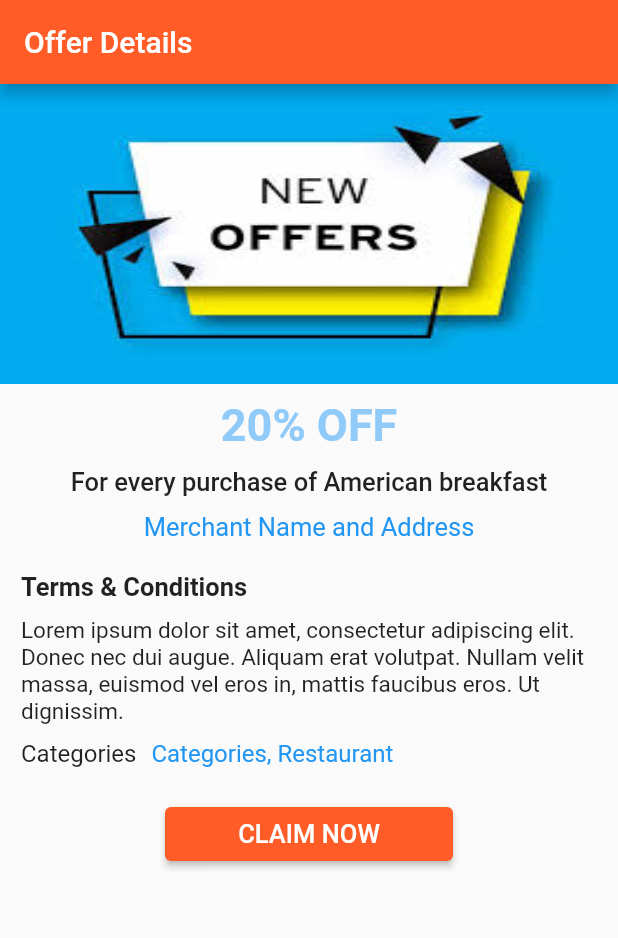
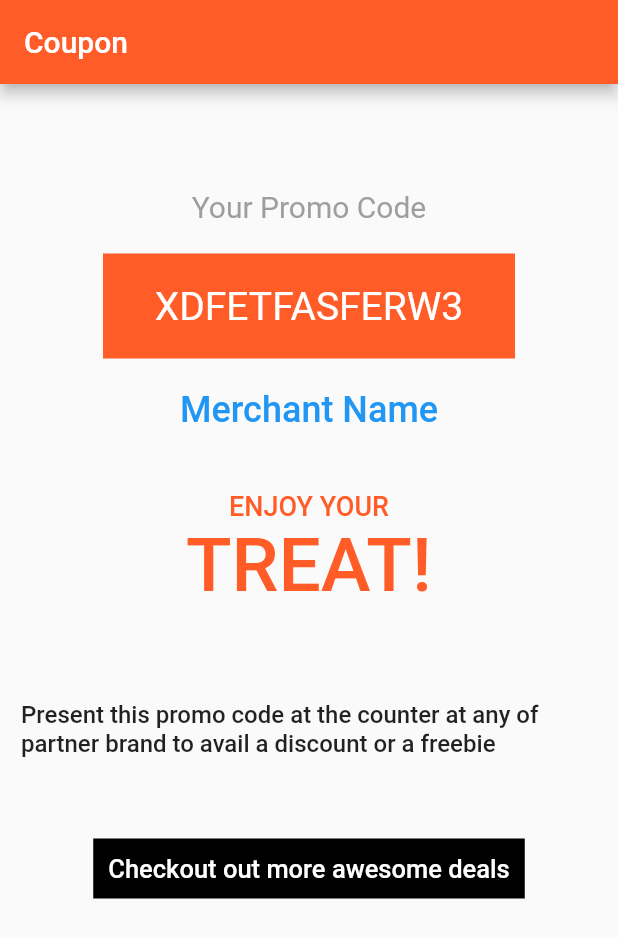
Before and after one commit to imkurmywal/yestolbre, a Flutter app: the screen it shows after launch, on a phone screen of 412 x 824 dp. Shown: the top 938 px of the screen. Run offline on Flutter 3.47's test engine with Material 2 defaults, Android fonts, the phone set to English and light mode, and no system bars; our stand-ins replace carousel_slider, google_maps_flutter, location.

```diff
--- a/lib/main.dart
+++ b/lib/main.dart
@@ -1,6 +1,7 @@
 import 'package:flutter/material.dart';
 import 'package:yestolbre/src/home_view.dart';
 import 'package:yestolbre/src/merchnat_view.dart';
+import 'package:yestolbre/src/view_coupon.dart';
 import 'package:yestolbre/src/view_offer.dart';
 
 void main() => runApp(MyApp());
@@ -15,7 +16,7 @@ class MyApp extends StatelessWidget {
       theme: ThemeData(
         primaryColor: Color(0xffFF5C27),
       ),
-      home: ViewOffer(),
+      home: ViewCoupon(),
     );
   }
 }
--- /dev/null
+++ b/lib/src/view_coupon.dart
@@ -0,0 +1,106 @@
+import 'package:flutter/material.dart';
+
+class ViewCoupon extends StatelessWidget {
+  @override
+  Widget build(BuildContext context) {
+    return Scaffold(
+      appBar: AppBar(
+        title: Text("Coupon"),
+      ),
+      body: Container(
+        padding: EdgeInsets.fromLTRB(14, 20, 14, 20),
+        width: MediaQuery.of(context).size.width,
+        child: Column(
+          crossAxisAlignment: CrossAxisAlignment.center,
+          children: <Widget>[
+            SizedBox(
+              height: 50,
+            ),
+            Text(
+              "Your Promo Code",
+              style: TextStyle(
+                fontWeight: FontWeight.w400,
+                color: Colors.grey[500],
+                fontSize: 20,
+              ),
+            ),
+            SizedBox(
+              height: 20,
+            ),
+            Container(
+              color: Theme.of(context).primaryColor,
+              width: MediaQuery.of(context).size.width / 1.5,
+              padding: EdgeInsets.all(20),
+              child: Center(
+                child: Text(
+                  "XDFETFASFERW3",
+                  style: TextStyle(fontSize: 26, color: Colors.white),
+                ),
+              ),
+            ),
+            SizedBox(
+              height: 20,
+            ),
+            Text(
+              "Merchant Name",
+              style: TextStyle(
+                fontWeight: FontWeight.w500,
+                color: Colors.blue[500],
+                fontSize: 24,
+              ),
+            ),
+            SizedBox(
+              height: 40,
+            ),
+            Text(
+              "ENJOY YOUR",
+              style: TextStyle(
+                fontWeight: FontWeight.w500,
+                color: Theme.of(context).primaryColor,
+                fontSize: 18,
+              ),
+            ),
+            Text(
+              "TREAT!",
+              style: TextStyle(
+                fontWeight: FontWeight.w500,
+                color: Theme.of(context).primaryColor,
+                fontSize: 50,
+              ),
+            ),
+            SizedBox(
+              height: 60,
+            ),
+            Text(
+              "Present this promo code at the counter at any of partner brand to avail a discount or a freebie",
+              // textAlign: TextAlign.center,
+              style: TextStyle(
+                fontWeight: FontWeight.w500,
+                fontSize: 16,
+              ),
+            ),
+            SizedBox(
+              height: 50,
+            ),
+            FlatButton(
+              onPressed: () {
+                print("more..");
+              },
+              child: Container(
+                color: Colors.black,
+                padding: EdgeInsets.all(10),
+                child: Text(
+                  "Checkout out more awesome deals",
+                  style: TextStyle(
+                    color: Colors.white,
+                    fontSize: 17,
+                  ),
+                ),
+              ),
+            )
+          ],
+        ),
+      ),
+    );
+  }
+}
```
